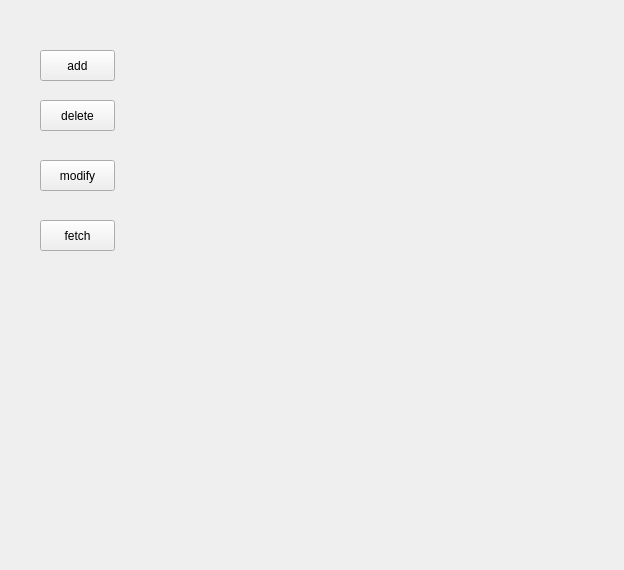
Qt form UI/widget.ui (jiutianhuanpei/HBApp) before a commit.
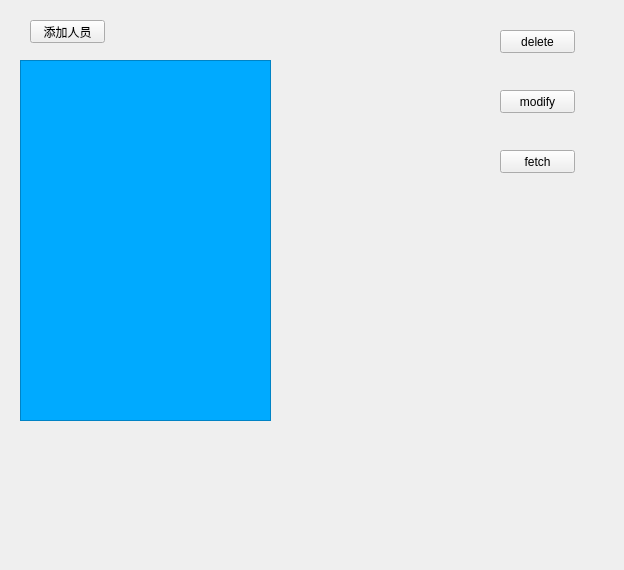
The same form after that commit. Custom widgets are drawn as their Qt base class.

The edit to the form file:
```diff
--- a/UI/widget.ui
+++ b/UI/widget.ui
@@ -13,26 +13,37 @@
   <property name="windowTitle">
    <string>Widget</string>
   </property>
+  <property name="styleSheet">
+   <string notr="true">
+
+Widget{
+background-color: rgb(255, 85, 0);
+}
+
+#treeView{
+background-color: rgb(0, 170, 255);
+}</string>
+  </property>
   <widget class="QPushButton" name="pushButton">
    <property name="geometry">
     <rect>
-     <x>40</x>
-     <y>50</y>
+     <x>30</x>
+     <y>20</y>
      <width>75</width>
-     <height>31</height>
+     <height>23</height>
     </rect>
    </property>
    <property name="text">
-    <string>add</string>
+    <string>添加人员</string>
    </property>
   </widget>
   <widget class="QPushButton" name="pushButton_2">
    <property name="geometry">
     <rect>
-     <x>40</x>
-     <y>100</y>
+     <x>500</x>
+     <y>30</y>
      <width>75</width>
-     <height>31</height>
+     <height>23</height>
     </rect>
    </property>
    <property name="text">
@@ -42,10 +53,10 @@
   <widget class="QPushButton" name="pushButton_3">
    <property name="geometry">
     <rect>
-     <x>40</x>
-     <y>160</y>
+     <x>500</x>
+     <y>90</y>
      <width>75</width>
-     <height>31</height>
+     <height>23</height>
     </rect>
    </property>
    <property name="text">
@@ -55,18 +66,38 @@
   <widget class="QPushButton" name="pushButton_4">
    <property name="geometry">
     <rect>
-     <x>40</x>
-     <y>220</y>
+     <x>500</x>
+     <y>150</y>
      <width>75</width>
-     <height>31</height>
+     <height>23</height>
     </rect>
    </property>
    <property name="text">
     <string>fetch</string>
    </property>
   </widget>
+  <widget class="HBTreeView" name="treeView">
+   <property name="geometry">
+    <rect>
+     <x>20</x>
+     <y>60</y>
+     <width>251</width>
+     <height>361</height>
+    </rect>
+   </property>
+   <property name="styleSheet">
+    <string notr="true"/>
+   </property>
+  </widget>
  </widget>
  <layoutdefault spacing="6" margin="11"/>
+ <customwidgets>
+  <customwidget>
+   <class>HBTreeView</class>
+   <extends>QTreeView</extends>
+   <header location="global">C:\Users\zhangting\Desktop\HBApp_Pro\UI\hbtreeview.h</header>
+  </customwidget>
+ </customwidgets>
  <resources/>
  <connections/>
 </ui>
```
